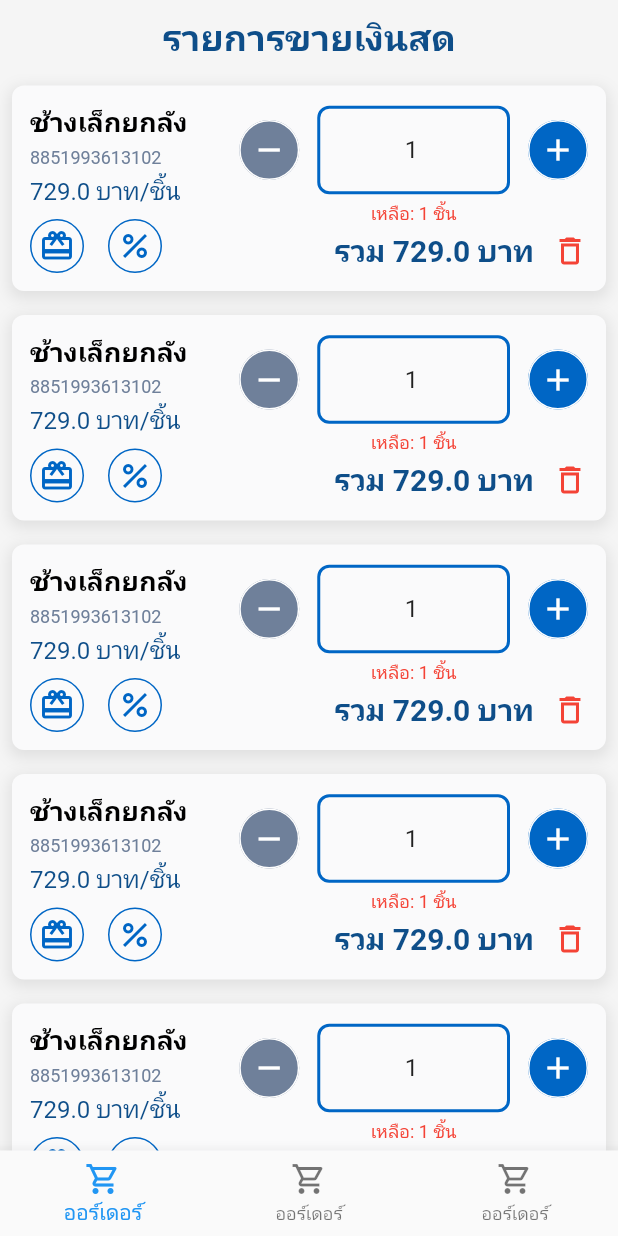
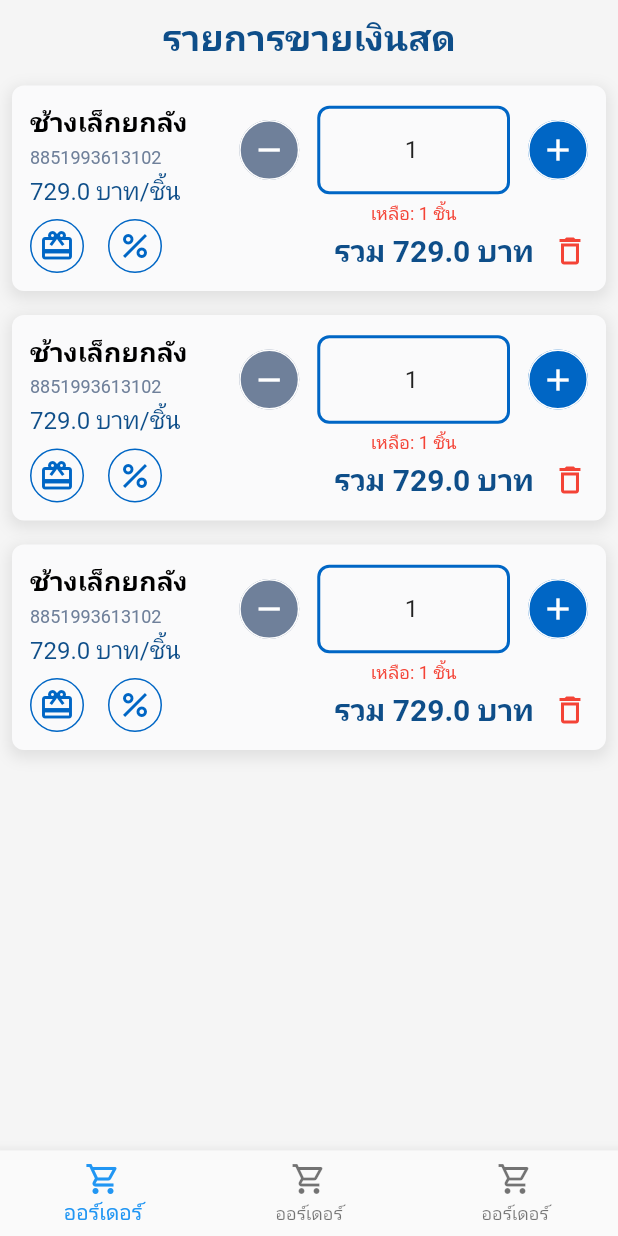
Before and after one commit to MongkolJ/pos_van, a Flutter app: the screen it shows after launch, on a phone screen of 412 x 824 dp. Run offline on Flutter 3.47's test engine with Material 2 defaults, Android fonts, the phone set to English and light mode, and no system bars.

Commit message:
Update CartItemView and ViewModel

```diff
--- a/lib/modules/cart/cart_view.dart
+++ b/lib/modules/cart/cart_view.dart
@@ -2,6 +2,7 @@ import 'package:flutter/material.dart';
 import 'package:pos_van/constants/decorations/colors.dart';
 import 'package:pos_van/constants/decorations/text_styles.dart';
 import 'package:pos_van/modules/cart/cart_item_model.dart';
+import 'package:pos_van/modules/cart/cart_view_model.dart';
 import 'package:pos_van/modules/cart/components/cart_item_card.dart';
 
 class CartView extends StatefulWidget {
@@ -12,6 +13,8 @@ class CartView extends StatefulWidget {
 }
 
 class _CartViewState extends State<CartView> {
+  final CartViewModel _viewModel = CartViewModel();
+
   @override
   Widget build(BuildContext context) {
     return SafeArea(
@@ -33,20 +36,14 @@ class _CartViewState extends State<CartView> {
               _sectionBuffer(),
               Expanded(
                 child: ListView.builder(
+                  itemCount: _viewModel.items.length,
                   scrollDirection: Axis.vertical,
                   shrinkWrap: true,
                   itemBuilder: (BuildContext context, int index) {
                     return Padding(
                       padding: const EdgeInsets.all(8.0),
                       child: CartItemCard(
-                        model: CartItemModel(
-                          sku: 'sku',
-                          barcode: '8851993613102',
-                          title: 'ช้างเล็กยกลัง',
-                          price: 729,
-                          amount: 1,
-                          remainInStock: 10,
-                        ),
+                        model: _viewModel.items[index],
                       ),
                     );
                   },
--- a/lib/modules/cart/cart_view_model.dart
+++ b/lib/modules/cart/cart_view_model.dart
@@ -0,0 +1,49 @@
+import 'package:pos_van/modules/cart/cart_item_model.dart';
+
+class CartViewModel {
+  List<CartItemModel> items = [
+    CartItemModel(
+      sku: 'sku',
+      barcode: '8851993613102',
+      title: 'ช้างเล็กยกลัง',
+      price: 729,
+      amount: 1,
+      remainInStock: 10,
+    ),
+    CartItemModel(
+      sku: 'sku',
+      barcode: '8851993613102',
+      title: 'ช้างเล็กยกลัง',
+      price: 729,
+      amount: 1,
+      remainInStock: 10,
+    ),
+    CartItemModel(
+      sku: 'sku',
+      barcode: '8851993613102',
+      title: 'ช้างเล็กยกลัง',
+      price: 729,
+      amount: 1,
+      remainInStock: 10,
+    ),
+  ];
+
+  Future<void> onUserTappedDecreaseAmount({required String sku}) async {}
+
+  Future<void> onUserTappedIncreaseAmount({required String sku}) async {}
+
+  Future<void> onUserSetItemAmount({
+    required String sku,
+    required int newAmount,
+  }) async {}
+
+  Future<void> onUserTappedDeleteButton({required String sku}) async {}
+
+  Future<void> onUserTappedGiftPromotionButton({
+    required String sku,
+  }) async {}
+
+  Future<void> onUserTappedDiscountPromotionButton({
+    required String sku,
+  }) async {}
+}
```
